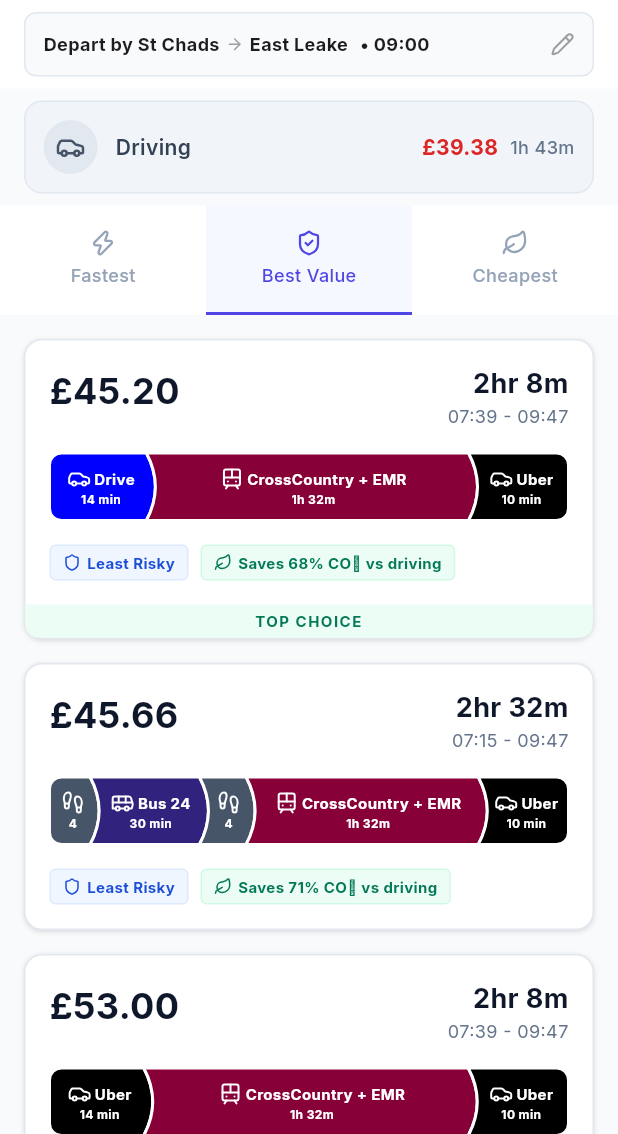
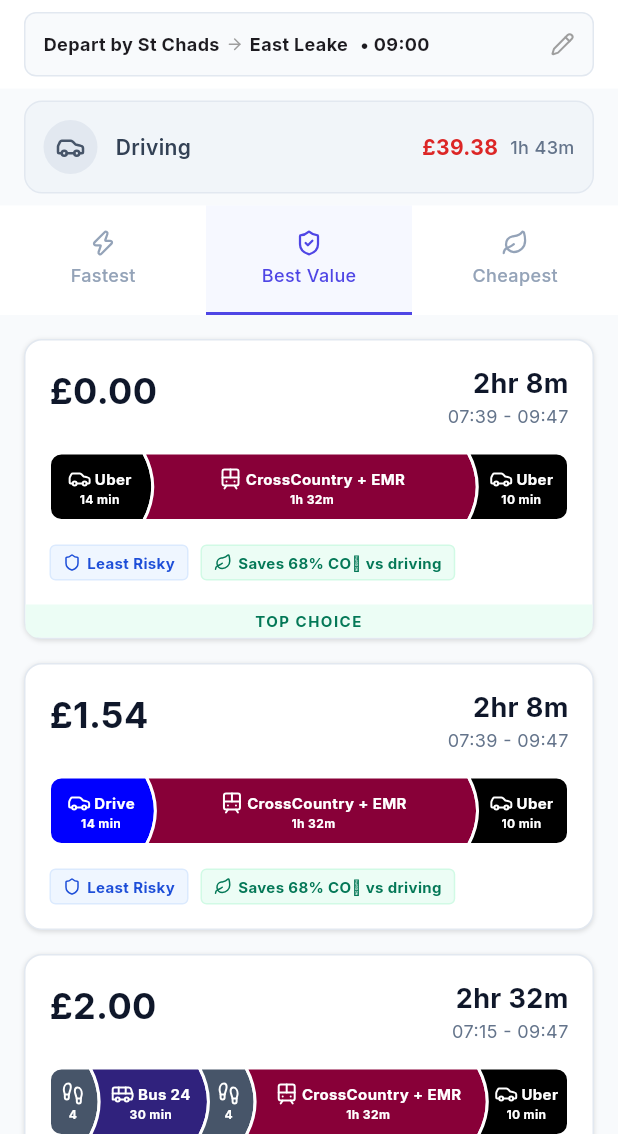
Before and after one commit to isaacw123434/Apptest, a Flutter app: the screen it shows after launch, after a tap on "Mock Route 1", on a phone screen of 412 x 824 dp, the part 102-1236 px from its top. Run offline on Flutter 3.47's test engine with Material 3 defaults, Android fonts, the phone set to English and light mode, and no system bars; our stand-ins replace flutter_map, google_fonts, latlong2, lucide_icons.

Commit message:
Fix York parking price and remove dynamic formulas for Train/Uber
Co-authored-by: isaacw123434 <188620241+isaacw123434@users.noreply.github.com>

```diff
--- a/client/lib/utils/routes_parser.dart
+++ b/client/lib/utils/routes_parser.dart
@@ -6,7 +6,7 @@ import 'emission_utils.dart';
 
 const Map<String, Map<String, double>> pricing = {
   'brough': {'parking': 5.80, 'uber': 22.58, 'train': 8.10},
-  'york': {'parking': 3.90, 'uber': 46.24, 'train': 5.20},
+  'york': {'parking': 13.90, 'uber': 46.24, 'train': 5.20},
   'beverley': {'parking': 4.40, 'uber': 4.62, 'train': 12.10},
   'hull': {'parking': 6.00, 'uber': 20.63, 'train': 9.60},
   'eastrington': {'parking': 0.00, 'uber': 34.75, 'train': 7.00},
@@ -121,25 +121,6 @@ Leg _parseOptionToLeg(Map<String, dynamic> option, {String groupName = '', Strin
           }
       }
       mergedSegments.add(seg);
-  }
-
-  // Deduplicate Base Fare for Generic Trains (assume single ticket)
-  bool trainBaseApplied = false;
-  for (int i = 0; i < mergedSegments.length; i++) {
-      if (mergedSegments[i].mode == 'train') {
-          if (trainBaseApplied) {
-              double newCost = mergedSegments[i].cost - 5.00;
-              if (newCost < 0) newCost = 0;
-
-              var seg = mergedSegments[i];
-              mergedSegments[i] = Segment(
-                  mode: seg.mode, label: seg.label, lineColor: seg.lineColor, iconId: seg.iconId, time: seg.time,
-                  from: seg.from, to: seg.to, detail: seg.detail, path: seg.path, co2: seg.co2, distance: seg.distance,
-                  cost: newCost
-              );
-          }
-          trainBaseApplied = true;
-      }
   }
 
   // Determine Location for Pricing
@@ -258,20 +239,6 @@ Leg _parseOptionToLeg(Map<String, dynamic> option, {String groupName = '', Strin
                   cost: cost
               );
               uberCostApplied = true;
-          }
-      }
-  }
-
-  // Apply Generic Uber Base Fare (if not covered by specific pricing)
-  if (!specificUberPricing) {
-      for (int i = 0; i < mergedSegments.length; i++) {
-          if (mergedSegments[i].mode == 'car' && mergedSegments[i].label.toLowerCase().contains('uber')) {
-               var seg = mergedSegments[i];
-               mergedSegments[i] = Segment(
-                  mode: seg.mode, label: seg.label, lineColor: seg.lineColor, iconId: seg.iconId, time: seg.time,
-                  from: seg.from, to: seg.to, detail: seg.detail, path: seg.path, co2: seg.co2, distance: seg.distance,
-                  cost: seg.cost + 2.50
-              );
           }
       }
   }
@@ -660,15 +627,14 @@ Segment _parseSegment(Map<String, dynamic> jsonSegment, {String optionName = '',
   double cost = 0.0;
   if (mode == 'car') {
      if (label.toLowerCase().contains('uber') || optionName.toLowerCase().contains('uber')) {
-         // Changed from 2.50 + ... to just 2.00 * ... base fare applied in _parseOptionToLeg
-         cost = 2.00 * distMiles;
+         cost = 0.00;
      } else {
          cost = 0.45 * distMiles;
      }
   } else if (mode == 'bus') {
      cost = 2.00;
   } else if (mode == 'train') {
-     cost = 5.00 + (0.30 * distMiles);
+     cost = 0.00;
   }
 
   return Segment(
@@ -800,33 +766,9 @@ double _estimateCost(String name, double distanceMiles, List<Segment> segments,
         return 5.00 + (0.45 * distanceMiles);
     }
 
-    if (lower.contains('train')) {
-        double trainCost = 5.00 + (0.30 * distanceMiles);
-        if (lower.contains('uber')) {
-            return trainCost + 8.00 + (1.50 * 3);
-        }
-        if (lower.contains('drive')) {
-             return trainCost + 5.00;
-        }
-        if (lower.contains('bus')) {
-             return trainCost + 2.00;
-        }
-        return trainCost;
+    if (lower.contains('direct drive') || lower.contains('drive') || lower.contains('parking')) {
+         return 0.45 * distanceMiles;
     }
 
-    if (lower.contains('uber')) {
-        if (routeId == 'route1') return 8.97;
-        return 2.50 + (2.00 * distanceMiles);
-    }
-    if (lower.contains('drive') || lower.contains('parking') || lower.contains('direct drive')) {
-         return 0.45 * distanceMiles;
-    }
-    if (lower.contains('bus')) {
-        if (routeId == 'route1') return 2.00;
-        return 2.00 + (0.10 * distanceMiles);
-    }
-    if (lower.contains('cycle') || lower.contains('walk')) {
-        return 0.00;
-    }
     return 0.00;
 }
```
Also changed, not shown: 1 other file.
